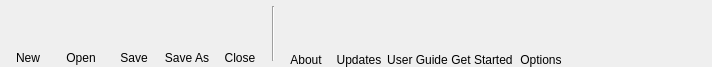
Qt form DMHelper/src/ribbontabfile.ui (MMetze/DMHelper) before a commit.
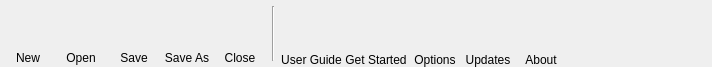
The same form after that commit. Icons and pictures are not drawn.

Commit message: Moved Update/About after Options

```diff
--- a/DMHelper/src/ribbontabfile.ui
+++ b/DMHelper/src/ribbontabfile.ui
@@ -427,116 +427,6 @@
      </property>
     </widget>
    </item>
-   <item>
-    <layout class="QVBoxLayout" name="verticalLayout_10">
-     <property name="spacing">
-      <number>0</number>
-     </property>
-     <item>
-      <widget class="QPushButton" name="btnAbout">
-       <property name="minimumSize">
-        <size>
-         <width>50</width>
-         <height>50</height>
-        </size>
-       </property>
-       <property name="maximumSize">
-        <size>
-         <width>50</width>
-         <height>50</height>
-        </size>
-       </property>
-       <property name="toolTip">
-        <string>About the DM Helper</string>
-       </property>
-       <property name="text">
-        <string/>
-       </property>
-       <property name="icon">
-        <iconset resource="resources.qrc">
-         <normaloff>:/img/data/dmhelper_small.png</normaloff>:/img/data/dmhelper_small.png</iconset>
-       </property>
-       <property name="iconSize">
-        <size>
-         <width>40</width>
-         <height>40</height>
-        </size>
-       </property>
-       <property name="checkable">
-        <bool>false</bool>
-       </property>
-       <property name="flat">
-        <bool>true</bool>
-       </property>
-      </widget>
-     </item>
-     <item>
-      <widget class="QLabel" name="lblAbout">
-       <property name="text">
-        <string>About</string>
-       </property>
-       <property name="alignment">
-        <set>Qt::AlignBottom|Qt::AlignHCenter</set>
-       </property>
-      </widget>
-     </item>
-    </layout>
-   </item>
-   <item>
-    <layout class="QVBoxLayout" name="verticalLayout_9">
-     <property name="spacing">
-      <number>0</number>
-     </property>
-     <item>
-      <widget class="QPushButton" name="btnCheckForUpdates">
-       <property name="minimumSize">
-        <size>
-         <width>50</width>
-         <height>50</height>
-        </size>
-       </property>
-       <property name="maximumSize">
-        <size>
-         <width>50</width>
-         <height>50</height>
-        </size>
-       </property>
-       <property name="toolTip">
-        <string>Check for available updates</string>
-       </property>
-       <property name="text">
-        <string/>
-       </property>
-       <property name="icon">
-        <iconset resource="resources.qrc">
-         <normaloff>:/img/data/icon_update.png</normaloff>:/img/data/icon_update.png</iconset>
-       </property>
-       <property name="iconSize">
-        <size>
-         <width>40</width>
-         <height>40</height>
-        </size>
-       </property>
-       <property name="checkable">
-        <bool>false</bool>
-       </property>
-       <property name="flat">
-        <bool>true</bool>
-       </property>
-      </widget>
-     </item>
-     <item>
-      <widget class="QLabel" name="lblCheckForUpdates">
-       <property name="text">
-        <string>Updates</string>
-       </property>
-       <property name="alignment">
-        <set>Qt::AlignBottom|Qt::AlignHCenter</set>
-       </property>
-      </widget>
-     </item>
-    </layout>
-   </item>
    <item>
     <layout class="QVBoxLayout" name="verticalLayout_7">
      <property name="spacing">
@@ -705,6 +595,116 @@
      </item>
     </layout>
    </item>
+   <item>
+    <layout class="QVBoxLayout" name="verticalLayout_9">
+     <property name="spacing">
+      <number>0</number>
+     </property>
+     <item>
+      <widget class="QPushButton" name="btnCheckForUpdates">
+       <property name="minimumSize">
+        <size>
+         <width>50</width>
+         <height>50</height>
+        </size>
+       </property>
+       <property name="maximumSize">
+        <size>
+         <width>50</width>
+         <height>50</height>
+        </size>
+       </property>
+       <property name="toolTip">
+        <string>Check for available updates</string>
+       </property>
+       <property name="text">
+        <string/>
+       </property>
+       <property name="icon">
+        <iconset resource="resources.qrc">
+         <normaloff>:/img/data/icon_update.png</normaloff>:/img/data/icon_update.png</iconset>
+       </property>
+       <property name="iconSize">
+        <size>
+         <width>40</width>
+         <height>40</height>
+        </size>
+       </property>
+       <property name="checkable">
+        <bool>false</bool>
+       </property>
+       <property name="flat">
+        <bool>true</bool>
+       </property>
+      </widget>
+     </item>
+     <item>
+      <widget class="QLabel" name="lblCheckForUpdates">
+       <property name="text">
+        <string>Updates</string>
+       </property>
+       <property name="alignment">
+        <set>Qt::AlignBottom|Qt::AlignHCenter</set>
+       </property>
+      </widget>
+     </item>
+    </layout>
+   </item>
+   <item>
+    <layout class="QVBoxLayout" name="verticalLayout_10">
+     <property name="spacing">
+      <number>0</number>
+     </property>
+     <item>
+      <widget class="QPushButton" name="btnAbout">
+       <property name="minimumSize">
+        <size>
+         <width>50</width>
+         <height>50</height>
+        </size>
+       </property>
+       <property name="maximumSize">
+        <size>
+         <width>50</width>
+         <height>50</height>
+        </size>
+       </property>
+       <property name="toolTip">
+        <string>About the DM Helper</string>
+       </property>
+       <property name="text">
+        <string/>
+       </property>
+       <property name="icon">
+        <iconset resource="resources.qrc">
+         <normaloff>:/img/data/dmhelper_small.png</normaloff>:/img/data/dmhelper_small.png</iconset>
+       </property>
+       <property name="iconSize">
+        <size>
+         <width>40</width>
+         <height>40</height>
+        </size>
+       </property>
+       <property name="checkable">
+        <bool>false</bool>
+       </property>
+       <property name="flat">
+        <bool>true</bool>
+       </property>
+      </widget>
+     </item>
+     <item>
+      <widget class="QLabel" name="lblAbout">
+       <property name="text">
+        <string>About</string>
+       </property>
+       <property name="alignment">
+        <set>Qt::AlignBottom|Qt::AlignHCenter</set>
+       </property>
+      </widget>
+     </item>
+    </layout>
+   </item>
    <item>
     <spacer name="horizontalSpacer_2">
      <property name="orientation">
```
